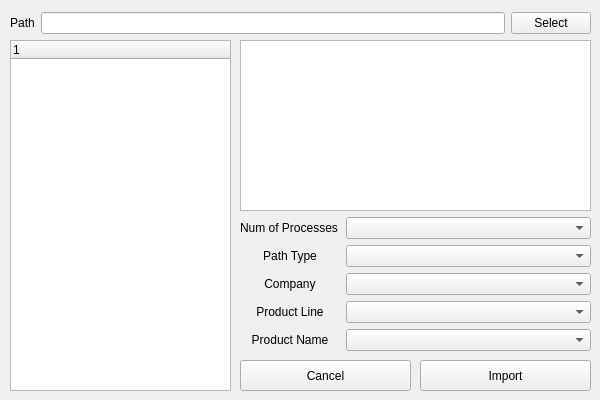
Above: resource/gui/LogImport.ui from Bader-CN/LogAnalysis before the change. Below: the same form after it.
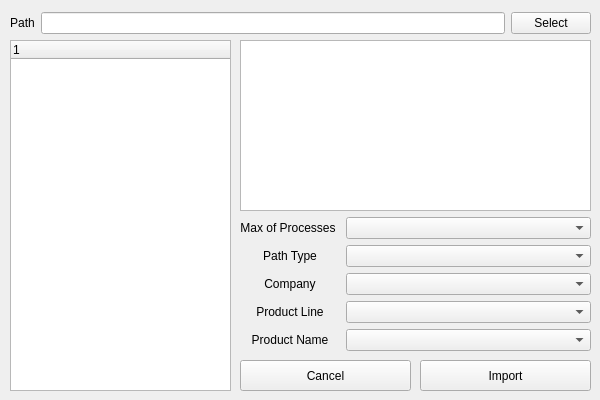
That is the form after the change.

What changed in the file:
```diff
--- a/resource/gui/LogImport.ui
+++ b/resource/gui/LogImport.ui
@@ -177,7 +177,7 @@
     <item row="1" column="0">
      <widget class="QLabel" name="label_num_process">
       <property name="text">
-       <string>Num of Processes</string>
+       <string>Max of Processes</string>
       </property>
       <property name="alignment">
        <set>Qt::AlignCenter</set>
```
Left out of the diff: 2 changed lines with no effect on the pictures.
